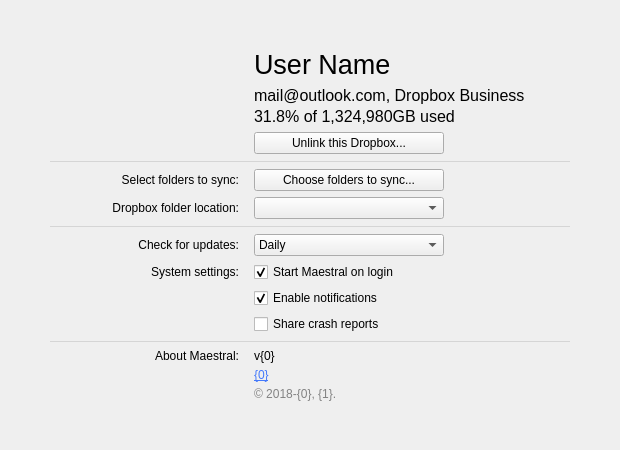
Qt form maestral_qt/resources/settings_window.ui (samschott/maestral-qt) before a commit.
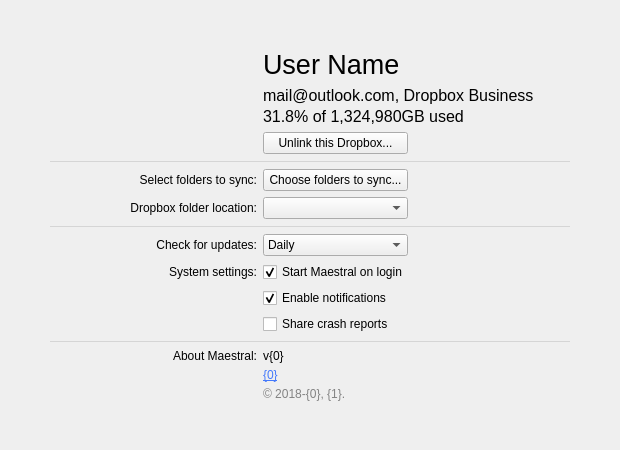
The same form after that commit.

```diff
--- a/maestral_qt/resources/settings_window.ui
+++ b/maestral_qt/resources/settings_window.ui
@@ -52,10 +52,7 @@
     </spacer>
    </item>
    <item>
-    <layout class="QGridLayout" name="gridLayoutMain" columnstretch="3,0,0,3,2">
-     <property name="horizontalSpacing">
-      <number>0</number>
-     </property>
+    <layout class="QGridLayout" name="gridLayoutMain" columnstretch="4,1,3">
      <item row="12" column="0">
       <widget class="QLabel" name="labelAboutTitle">
        <property name="text">
@@ -66,7 +63,7 @@
        </property>
       </widget>
      </item>
-     <item row="6" column="0" colspan="5">
+     <item row="6" column="0" colspan="3">
       <widget class="Line" name="line2">
        <property name="styleSheet">
         <string notr="true">color: rgb(213, 213, 213)</string>
@@ -99,14 +96,14 @@
        </property>
       </widget>
      </item>
-     <item row="2" column="3">
+     <item row="2" column="1">
       <widget class="QPushButton" name="pushButtonUnlink">
        <property name="text">
         <string>Unlink this Dropbox...</string>
        </property>
       </widget>
      </item>
-     <item row="9" column="3">
+     <item row="9" column="1">
       <widget class="QCheckBox" name="checkBoxNotifications">
        <property name="text">
         <string>Enable notifications</string>
@@ -116,7 +113,7 @@
        </property>
       </widget>
      </item>
-     <item row="4" column="3">
+     <item row="4" column="1">
       <widget class="QPushButton" name="pushButtonExcludedFolders">
        <property name="text">
         <string>Choose folders to sync...</string>
@@ -133,7 +130,7 @@
        </property>
       </widget>
      </item>
-     <item row="3" column="0" colspan="5">
+     <item row="3" column="0" colspan="3">
       <widget class="Line" name="line1">
        <property name="minimumSize">
         <size>
@@ -152,7 +149,7 @@
        </property>
       </widget>
      </item>
-     <item row="11" column="0" colspan="5">
+     <item row="11" column="0" colspan="3">
       <widget class="Line" name="line0">
        <property name="styleSheet">
         <string notr="true">color: rgb(213, 213, 213)</string>
@@ -165,20 +162,7 @@
        </property>
       </widget>
      </item>
-     <item row="1" column="2">
-      <widget class="QWidget" name="spacerMacOS" native="true"/>
-     </item>
-     <item row="1" column="1">
-      <widget class="QWidget" name="spacerV" native="true">
-       <property name="minimumSize">
-        <size>
-         <width>15</width>
-         <height>0</height>
-        </size>
-       </property>
-      </widget>
-     </item>
-     <item row="8" column="3">
+     <item row="8" column="1">
       <widget class="QCheckBox" name="checkBoxStartup">
        <property name="text">
         <string>Start Maestral on login</string>
@@ -188,9 +172,6 @@
        </property>
       </widget>
      </item>
-     <item row="5" column="2" colspan="2">
-      <widget class="QComboBox" name="comboBoxDropboxPath"/>
-     </item>
      <item row="0" column="0" rowspan="3" alignment="Qt::AlignRight">
       <widget class="QLabel" name="labelUserProfilePic">
        <property name="text">
@@ -201,30 +182,6 @@
        </property>
       </widget>
      </item>
-     <item row="7" column="2" colspan="2">
-      <widget class="QComboBox" name="comboBoxUpdateInterval">
-       <item>
-        <property name="text">
-         <string>Daily</string>
-        </property>
-       </item>
-       <item>
-        <property name="text">
-         <string>Weekly</string>
-        </property>
-       </item>
-       <item>
-        <property name="text">
-         <string>Monthly</string>
-        </property>
-       </item>
-       <item>
-        <property name="text">
-         <string>Never</string>
-        </property>
-       </item>
-      </widget>
-     </item>
      <item row="5" column="0">
       <widget class="QLabel" name="labelDropboxPathTitle">
        <property name="text">
@@ -235,7 +192,7 @@
        </property>
       </widget>
      </item>
-     <item row="0" column="3" colspan="2">
+     <item row="0" column="1" colspan="2">
       <widget class="QLabel" name="labelAccountName">
        <property name="font">
         <font>
@@ -250,7 +207,7 @@
        </property>
       </widget>
      </item>
-     <item row="1" column="3" colspan="2">
+     <item row="1" column="1" colspan="2">
       <layout class="QVBoxLayout" name="verticalLayoutAccountInfo">
        <property name="spacing">
         <number>2</number>
@@ -281,7 +238,14 @@
        </item>
       </layout>
      </item>
-     <item row="12" column="2" colspan="3">
+     <item row="10" column="1">
+      <widget class="QCheckBox" name="checkBoxAnalytics">
+       <property name="text">
+        <string>Share crash reports</string>
+       </property>
+      </widget>
+     </item>
+     <item row="12" column="1" colspan="2">
       <layout class="QGridLayout" name="gridLayout">
        <property name="horizontalSpacing">
         <number>0</number>
@@ -321,11 +285,31 @@
        </item>
       </layout>
      </item>
-     <item row="10" column="3">
-      <widget class="QCheckBox" name="checkBoxAnalytics">
-       <property name="text">
-        <string>Share crash reports</string>
-       </property>
+     <item row="5" column="1">
+      <widget class="QComboBox" name="comboBoxDropboxPath"/>
+     </item>
+     <item row="7" column="1">
+      <widget class="QComboBox" name="comboBoxUpdateInterval">
+       <item>
+        <property name="text">
+         <string>Daily</string>
+        </property>
+       </item>
+       <item>
+        <property name="text">
+         <string>Weekly</string>
+        </property>
+       </item>
+       <item>
+        <property name="text">
+         <string>Monthly</string>
+        </property>
+       </item>
+       <item>
+        <property name="text">
+         <string>Never</string>
+        </property>
+       </item>
       </widget>
      </item>
     </layout>
```
